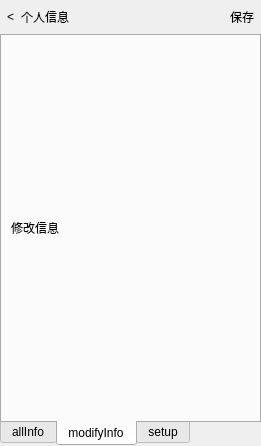
First picture: the form in assistPage/detailedinfopage.ui, repository GhostsLYB/Client, before the edit.
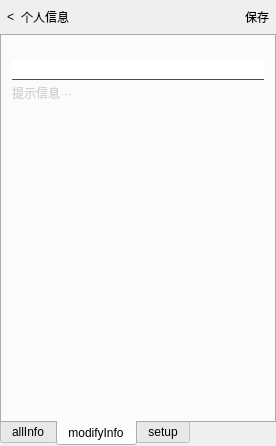
Second picture: the form after the edit. The open tabs and pages were chosen to show the change.

Commit message: 添加：消息修改界面，发送修改请求并修改本地数据库

```diff
--- a/assistPage/detailedinfopage.ui
+++ b/assistPage/detailedinfopage.ui
@@ -6,7 +6,7 @@
    <rect>
     <x>0</x>
     <y>0</y>
-    <width>261</width>
+    <width>276</width>
     <height>446</height>
    </rect>
   </property>
@@ -128,13 +128,91 @@
       <attribute name="title">
        <string>modifyInfo</string>
       </attribute>
-      <layout class="QVBoxLayout" name="verticalLayout_2">
+      <layout class="QVBoxLayout" name="verticalLayout_3" stretch="1,2,14">
+       <property name="spacing">
+        <number>0</number>
+       </property>
+       <property name="leftMargin">
+        <number>0</number>
+       </property>
+       <property name="topMargin">
+        <number>0</number>
+       </property>
+       <property name="rightMargin">
+        <number>0</number>
+       </property>
+       <property name="bottomMargin">
+        <number>0</number>
+       </property>
        <item>
-        <widget class="QLabel" name="label_2">
-         <property name="text">
-          <string>修改信息</string>
+        <spacer name="verticalSpacer">
+         <property name="orientation">
+          <enum>Qt::Vertical</enum>
          </property>
-        </widget>
+         <property name="sizeHint" stdset="0">
+          <size>
+           <width>20</width>
+           <height>40</height>
+          </size>
+         </property>
+        </spacer>
+       </item>
+       <item>
+        <layout class="QVBoxLayout" name="verticalLayout_2">
+         <property name="spacing">
+          <number>0</number>
+         </property>
+         <property name="leftMargin">
+          <number>10</number>
+         </property>
+         <property name="rightMargin">
+          <number>10</number>
+         </property>
+         <item>
+          <widget class="QLineEdit" name="le_infoInput">
+           <property name="frame">
+            <bool>false</bool>
+           </property>
+          </widget>
+         </item>
+         <item>
+          <widget class="Line" name="line">
+           <property name="styleSheet">
+            <string notr="true">border-top: 1px solid green; </string>
+           </property>
+           <property name="frameShadow">
+            <enum>QFrame::Sunken</enum>
+           </property>
+           <property name="orientation">
+            <enum>Qt::Horizontal</enum>
+           </property>
+          </widget>
+         </item>
+         <item>
+          <widget class="QLabel" name="lb_tip">
+           <property name="styleSheet">
+            <string notr="true">font: 8pt &quot;Agency FB&quot;;
+color: rgb(209, 209, 209);</string>
+           </property>
+           <property name="text">
+            <string>提示信息···</string>
+           </property>
+          </widget>
+         </item>
+        </layout>
+       </item>
+       <item>
+        <spacer name="verticalSpacer_2">
+         <property name="orientation">
+          <enum>Qt::Vertical</enum>
+         </property>
+         <property name="sizeHint" stdset="0">
+          <size>
+           <width>20</width>
+           <height>40</height>
+          </size>
+         </property>
+        </spacer>
        </item>
       </layout>
      </widget>
```
Left out of the diff: 2 changed lines with no effect on the pictures. The commit also changes 9 other files.
